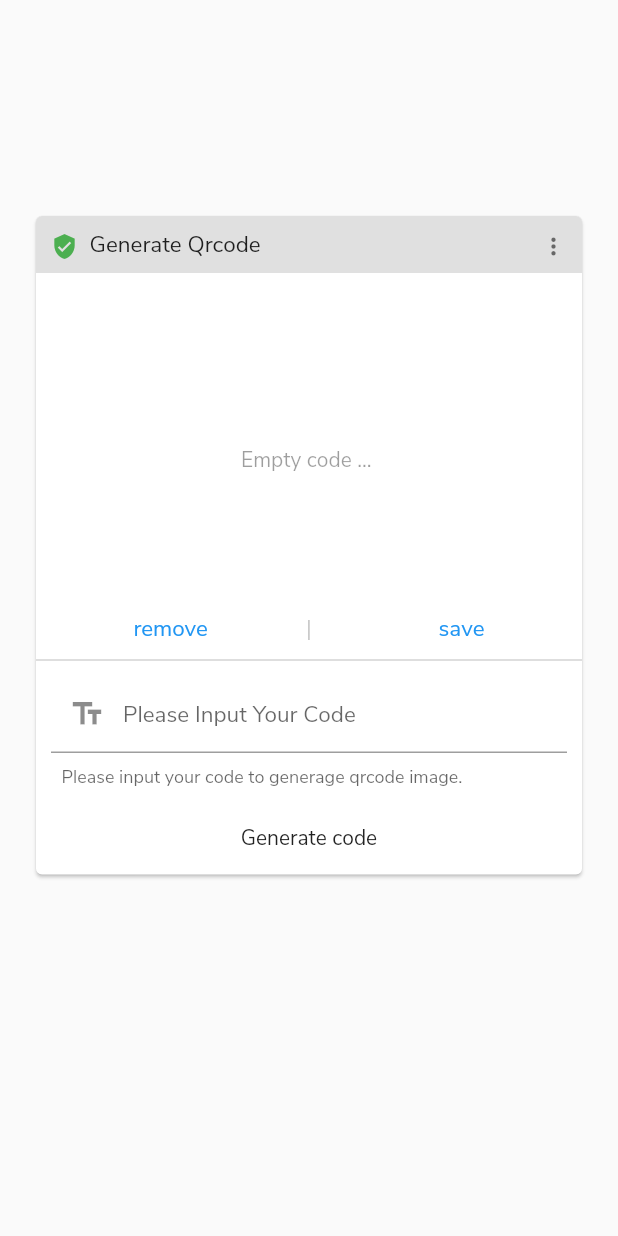
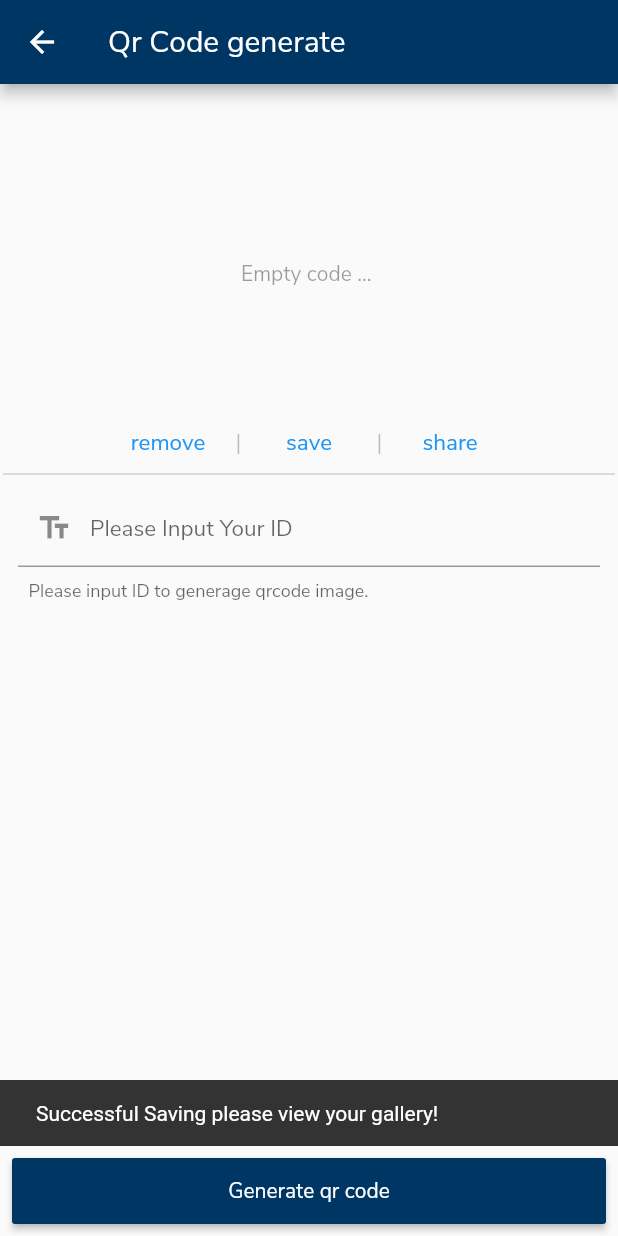
Before and after one commit to yamamz/Attendance-App-flutter, a Flutter app: the GenerateQrPage screen opened directly, after a tap on "save", on a phone screen of 412 x 824 dp. Run offline on Flutter 3.47's test engine with Material 2 defaults, Android fonts, the light colour scheme and no system bars; our stand-ins replace dio, flashy_tab_bar, flutter_slidable, get_it, getflutter, hive and 6 more; missing offline and left inert: data_connection_checker, downloads_path_provider, excel, flutter_rounded_date_picker, qrscan, share_extend; accounts and stored records are empty; generated files the repository leaves out were written again.

Commit message:
Refactor and fix issue

```diff
--- a/lib/core/usecase/usescase.dart
+++ b/lib/core/usecase/usescase.dart
@@ -1,5 +1,3 @@
-import 'package:dartz/dartz.dart';
-
 import '../errors/failures.dart';
 
 abstract class Usecase<Type, Params> {
--- a/lib/feature/generate_qr/presentation/pages/generate_qr_page.dart
+++ b/lib/feature/generate_qr/presentation/pages/generate_qr_page.dart
@@ -1,10 +1,14 @@
 import 'dart:io';
 import 'dart:typed_data';
 
+import 'package:downloads_path_provider/downloads_path_provider.dart';
 import 'package:flutter/material.dart';
 import 'package:image_gallery_saver/image_gallery_saver.dart';
 import 'package:image_picker/image_picker.dart';
 import 'package:qrscan/qrscan.dart' as scanner;
+import 'package:share_extend/share_extend.dart';
+
+import '../../../../core/constants/color_constant.dart';
 
 class GenerateQrPage extends StatefulWidget {
   const GenerateQrPage({Key key}) : super(key: key);
@@ -16,27 +20,40 @@ class GenerateQrPage extends StatefulWidget {
 class _GenerateQrPageState extends State<GenerateQrPage> {
   Uint8List bytes = Uint8List(0);
   TextEditingController _inputController;
-  TextEditingController _outputController;
 
+  final GlobalKey<ScaffoldState> _scaffoldKey = new GlobalKey<ScaffoldState>();
   @override
   initState() {
     super.initState();
     this._inputController = new TextEditingController();
-    this._outputController = new TextEditingController();
   }
 
   @override
   Widget build(BuildContext context) {
-    return Scaffold(
+    return SafeArea(
+      child: Scaffold(
+        key: _scaffoldKey,
+        appBar: AppBar(
+          title: Text('Qr Code generate'),
+        ),
+        bottomNavigationBar: Container(
+          padding: EdgeInsets.all(8),
+          height: 60,
+          child: RaisedButton(
+              color: PRIMARY_COLOR,
+              onPressed: () => _generateBarCode(this._inputController.text),
+              child: Text(
+                'Generate qr code',
+                style: TextStyle(color: Colors.white),
+              )),
+        ),
         body: SingleChildScrollView(
           child: Column(
-          mainAxisAlignment: MainAxisAlignment.center,
+            mainAxisAlignment: MainAxisAlignment.start,
             children: <Widget>[
-            SizedBox(
-              height: 120,
-            ),
               _qrCodeWidget(this.bytes, context),
             ],
+          ),
         ),
       ),
     );
@@ -44,36 +61,23 @@ class _GenerateQrPageState extends State<GenerateQrPage> {
 
   Widget _qrCodeWidget(Uint8List bytes, BuildContext context) {
     return Padding(
-      padding: EdgeInsets.all(20),
-      child: Card(
-        elevation: 1,
+      padding: EdgeInsets.symmetric(horizontal: 2, vertical: 2),
+      child: Container(
+        height: MediaQuery.of(context).size.height * 0.70,
+        child: Container(
           child: Column(
             children: <Widget>[
-            Container(
-              child: Row(
-                crossAxisAlignment: CrossAxisAlignment.end,
-                children: <Widget>[
-                  Icon(Icons.verified_user, size: 18, color: Colors.green),
-                  Text('  Generate Qrcode', style: TextStyle(fontSize: 15)),
-                  Spacer(),
-                  Icon(Icons.more_vert, size: 18, color: Colors.black54),
-                ],
-              ),
-              padding: EdgeInsets.symmetric(horizontal: 10, vertical: 9),
-              decoration: BoxDecoration(
-                color: Colors.black12,
-                borderRadius: BorderRadius.only(topLeft: Radius.circular(4), topRight: Radius.circular(4)),
-              ),
-            ),
               Padding(
-              padding: EdgeInsets.only(left: 40, right: 40, top: 30, bottom: 10),
+                padding:
+                    EdgeInsets.only(left: 40, right: 40, top: 30, bottom: 10),
                 child: Column(
                   children: <Widget>[
                     SizedBox(
                       height: 190,
                       child: bytes.isEmpty
                           ? Center(
-                            child: Text('Empty code ... ', style: TextStyle(color: Colors.black38)),
+                              child: Text('Empty code ... ',
+                                  style: TextStyle(color: Colors.black38)),
                             )
                           : Image.memory(bytes),
                     ),
@@ -87,31 +91,76 @@ class _GenerateQrPageState extends State<GenerateQrPage> {
                             child: GestureDetector(
                               child: Text(
                                 'remove',
-                              style: TextStyle(fontSize: 15, color: Colors.blue),
-                              textAlign: TextAlign.left,
+                                style:
+                                    TextStyle(fontSize: 15, color: Colors.blue),
+                                textAlign: TextAlign.center,
                               ),
-                            onTap: () => this.setState(() => this.bytes = Uint8List(0)),
+                              onTap: () => this
+                                  .setState(() => this.bytes = Uint8List(0)),
                             ),
                           ),
-                        Text('|', style: TextStyle(fontSize: 15, color: Colors.black26)),
+                          Text('|',
+                              style: TextStyle(
+                                  fontSize: 15, color: Colors.black26)),
                           Expanded(
                             flex: 5,
                             child: GestureDetector(
                               onTap: () async {
-                              final success = await ImageGallerySaver.saveImage(this.bytes);
+                                final success =
+                                    await ImageGallerySaver.saveImage(
+                                        this.bytes);
                                 SnackBar snackBar;
                                 if (success != null) {
-                                snackBar = new SnackBar(content: new Text('Successful Saving!'));
-                                Scaffold.of(context).showSnackBar(snackBar);
+                                  snackBar = SnackBar(
+                                      content: Text(
+                                          'Successful Saving please view your gallery!'));
+                                  _scaffoldKey.currentState
+                                      .showSnackBar(snackBar);
+                                  this.setState(() {
+                                    this.bytes = Uint8List(0);
+                                    _inputController.text = '';
+                                  });
                                 } else {
-                                snackBar = new SnackBar(content: new Text('Save failed!'));
+                                  snackBar =
+                                      SnackBar(content: Text('Save failed!'));
+                                  _scaffoldKey.currentState
+                                      .showSnackBar(snackBar);
                                 }
                               },
                               child: Text(
                                 'save',
-                              style: TextStyle(fontSize: 15, color: Colors.blue),
-                              textAlign: TextAlign.right,
+                                style:
+                                    TextStyle(fontSize: 15, color: Colors.blue),
+                                textAlign: TextAlign.center,
                               ),
+                            ),
+                          ),
+                          Text('|',
+                              style: TextStyle(
+                                  fontSize: 15, color: Colors.black26)),
+                          Expanded(
+                            flex: 5,
+                            child: GestureDetector(
+                              child: Text(
+                                'share',
+                                style:
+                                    TextStyle(fontSize: 15, color: Colors.blue),
+                                textAlign: TextAlign.center,
+                              ),
+                              onTap: () async {
+                                Directory downloadsDirectory =
+                                    await DownloadsPathProvider
+                                        .downloadsDirectory;
+                                String appDocPath = downloadsDirectory.path;
+                                Uint8List qrImageBytes = this.bytes;
+                                String filePath =
+                                    '$appDocPath/qr-${_inputController.text}.png';
+                                File(filePath)
+                                  ..createSync(recursive: true)
+                                  ..writeAsBytesSync(qrImageBytes);
+
+                                ShareExtend.share(filePath, "file");
+                              },
                             ),
                           ),
                         ],
@@ -132,10 +181,12 @@ class _GenerateQrPageState extends State<GenerateQrPage> {
                         onSubmitted: (value) => _generateBarCode(value),
                         decoration: InputDecoration(
                           prefixIcon: Icon(Icons.text_fields),
-                        helperText: 'Please input your code to generage qrcode image.',
-                        hintText: 'Please Input Your Code',
+                          helperText:
+                              'Please input ID to generage qrcode image.',
+                          hintText: 'Please Input Your ID',
                           hintStyle: TextStyle(fontSize: 15),
-                        contentPadding: EdgeInsets.symmetric(horizontal: 7, vertical: 15),
+                          contentPadding:
+                              EdgeInsets.symmetric(horizontal: 7, vertical: 15),
                         ),
                       ),
                     ),
@@ -143,14 +194,8 @@ class _GenerateQrPageState extends State<GenerateQrPage> {
                 ),
                 padding: EdgeInsets.symmetric(horizontal: 10, vertical: 9),
               ),
-            Row(
-              children: <Widget>[
-                Expanded(
-                    child: FlatButton(
-                        onPressed: () => _generateBarCode(this._inputController.text), child: Text('Generate code')))
             ],
-            )
-          ],
+          ),
         ),
       ),
     );
--- a/lib/feature/student/domain/repository/student_repository.dart
+++ b/lib/feature/student/domain/repository/student_repository.dart
@@ -2,7 +2,6 @@ import 'package:class_room_app/core/errors/failures.dart';
 import 'package:class_room_app/core/usecase/usescase.dart';
 import 'package:class_room_app/feature/student/domain/entities/student_entity.dart';
 import 'package:class_room_app/feature/student/domain/usecases/delete_student_usecase.dart';
-import 'package:dartz/dartz.dart';
 
 abstract class StudentRepository {
   Future<List<StudentEntity>> getStudents(NoParams params);
--- a/lib/feature/student/domain/usecases/delete_student_usecase.dart
+++ b/lib/feature/student/domain/usecases/delete_student_usecase.dart
@@ -2,7 +2,6 @@ import 'package:class_room_app/core/errors/failures.dart';
 import 'package:class_room_app/core/usecase/usescase.dart';
 import 'package:class_room_app/feature/student/domain/repository/student_repository.dart';
 import 'package:class_room_app/injection.dart';
-import 'package:dartz/dartz.dart';
 import 'package:injectable/injectable.dart';
 import 'package:meta/meta.dart';
 
--- a/lib/feature/student/domain/usecases/save_student_usecase.dart
+++ b/lib/feature/student/domain/usecases/save_student_usecase.dart
@@ -3,7 +3,6 @@ import 'package:class_room_app/core/usecase/usescase.dart';
 import 'package:class_room_app/feature/student/domain/entities/student_entity.dart';
 import 'package:class_room_app/feature/student/domain/repository/student_repository.dart';
 import 'package:class_room_app/injection.dart';
-import 'package:dartz/dartz.dart';
 import 'package:injectable/injectable.dart';
 import 'package:meta/meta.dart';
 
--- a/lib/injection.dart
+++ b/lib/injection.dart
@@ -4,7 +4,8 @@ import 'package:injectable/injectable.dart';
 
 final getIt = GetIt.instance;
 @injectableInit
-void configureInjection(String environment) => $initGetIt(getIt, environment: environment);
+void configureInjection(String environment) =>
+    $initGetIt(getIt, environment: environment);
 
 abstract class Env {
   static const dev = 'dev';
```
Also changed, not shown: lib/feature/attendance/presentation/pages/attendance_page.dart (+32 -14 lines), lib/feature/attendance/presentation/pages/manage_attendance_page.dart (+63 -27 lines), lib/feature/home/presentation/pages/home.dart (+17 -8 lines), lib/feature/student/presentation/pages/add_edit_student_page.dart (+14 -12 lines), lib/feature/student/presentation/pages/student_page.dart (+11 -2 lines), lib/feature/student/presentation/widgets/student_list_item.dart (+5 -3 lines), lib/feature/subject/presentation/widgets/subject_list_item.dart (+15 -12 lines), lib/main.dart (+8 -12 lines), pubspec.yaml (+18 -3 lines), assets/images/my_icon.png (added), pubspec.lock, 40 other files. Lines whose indentation alone changed are shown as unchanged.
